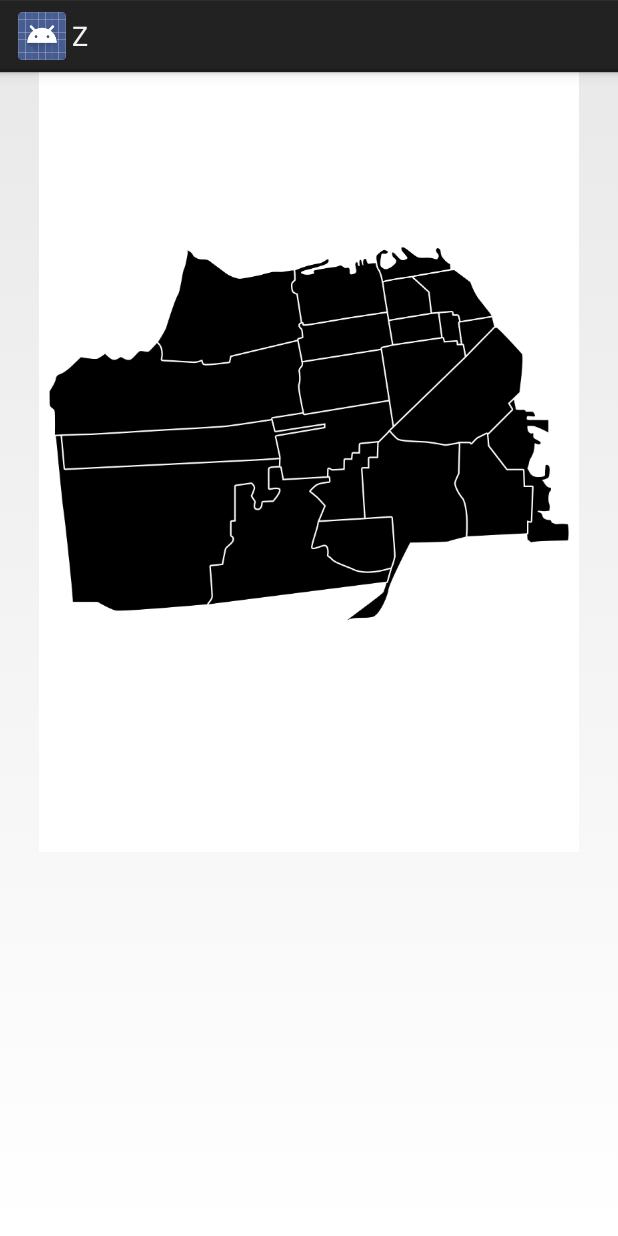
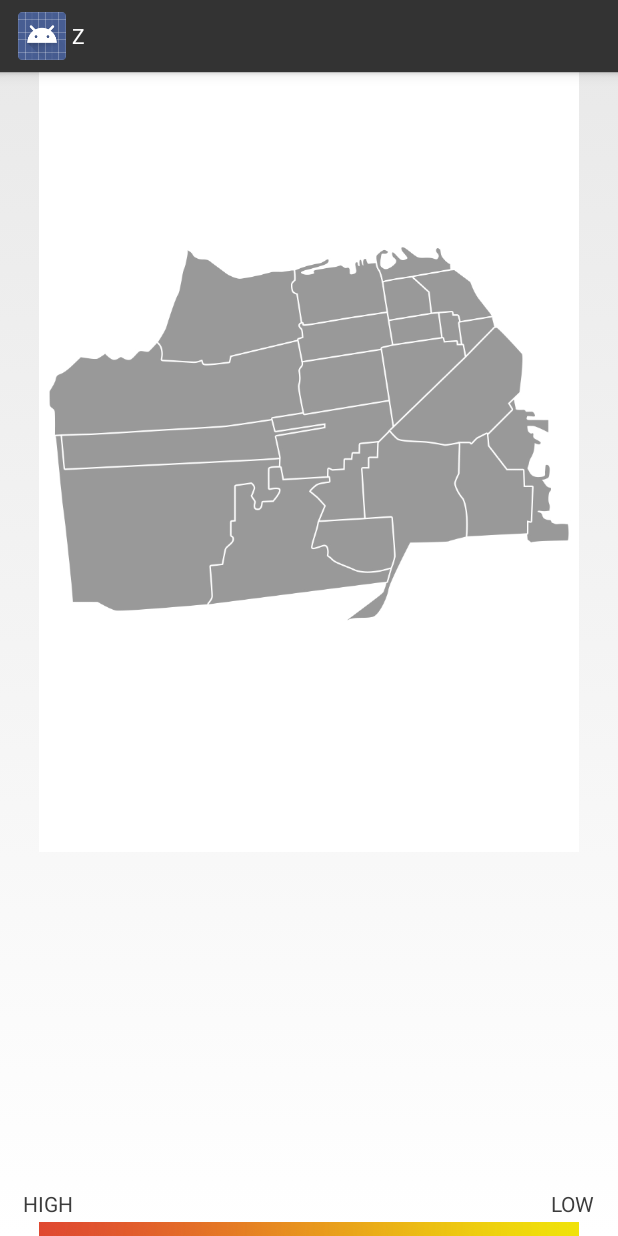
Before and after one commit to ashash3/zombies, an Android app: the fragment CurrentOutbreakTab shown on its own in the app's theme, on a phone screen of 412 x 824 dp. Run offline under Robolectric (Android 15) with nearby library versions, the phone set to English and light mode, and no system bars; 1 statement that could not run was skipped.

Commit message:
Adding styled tabs/navigation bar and outbreak statics hook to server

```diff
--- a/app/src/main/AndroidManifest.xml
+++ b/app/src/main/AndroidManifest.xml
@@ -7,12 +7,12 @@
     <application
         android:name=".ZombieApp"
         android:allowBackup="true"
-        android:icon="@drawable/ic_launcher"
+        android:icon="@drawable/z_logo"
         android:label="@string/app_name"
         android:theme="@style/ZombieTheme">
         <activity
             android:name=".MyActivity"
-            android:label="@string/app_name"
+            android:label="Infection Guide"
             android:screenOrientation="portrait">
             <intent-filter>
                 <action android:name="android.intent.action.MAIN" />
--- a/app/src/main/java/z/z/outbreak/CurrentOutbreakTab.java
+++ b/app/src/main/java/z/z/outbreak/CurrentOutbreakTab.java
@@ -2,12 +2,23 @@ package z.z.outbreak;
 
 import android.app.Fragment;
 import android.os.Bundle;
+import android.util.Log;
 import android.view.LayoutInflater;
 import android.view.View;
 import android.view.ViewGroup;
 import android.widget.TextView;
 
+import com.parse.FunctionCallback;
+import com.parse.ParseCloud;
+
+import org.json.JSONArray;
+import org.json.JSONException;
+import org.json.JSONObject;
+
 import java.lang.ref.WeakReference;
+import java.lang.reflect.Array;
+import java.util.HashMap;
+import java.util.Map;
 
 import z.z.MyActivity;
 import z.z.R;
@@ -19,6 +30,7 @@ import z.z.report.DistrictsDataSource;
 
 public class CurrentOutbreakTab extends Fragment {
 
+    private View mainView;
     private View sunsetTap;
     private View goldenGateTap;
     private View richmondTap;
@@ -42,11 +54,12 @@ public class CurrentOutbreakTab extends Fragment {
     private View northBeachTap;
     private View fishermanWharfTap;
     private TextView currentDistrict;
+    private HashMap<DistrictsDataSource.SFDistrict, Integer> zombieCountByDistrict;
 
     @Override
     public View onCreateView(LayoutInflater inflater, ViewGroup container,
                              Bundle savedInstanceState) {
-        View mainView = inflater.inflate(R.layout.current_outbreak_map, container, false);
+        mainView = inflater.inflate(R.layout.current_outbreak_map, container, false);
         sunsetTap = mainView.findViewById(R.id.sunset_tap);
         goldenGateTap = mainView.findViewById(R.id.golden_gate_tap);
         richmondTap = mainView.findViewById(R.id.richmond_tap);
@@ -73,8 +86,8 @@ public class CurrentOutbreakTab extends Fragment {
         sunsetTap.setOnClickListener(new DistrictClick(this, DistrictsDataSource.SFDistrict.SUNSET));
         goldenGateTap.setOnClickListener(new DistrictClick(this, DistrictsDataSource.SFDistrict.GOLDEN_GATE_PARK));
         richmondTap.setOnClickListener(new DistrictClick(this, DistrictsDataSource.SFDistrict.RICHMOND));
-        presidioTap.setOnClickListener(new DistrictClick(this, DistrictsDataSource.SFDistrict.PORTERO));
-        marinaTap.setOnClickListener(new DistrictClick(this, DistrictsDataSource.SFDistrict.PRESIDIO));
+        presidioTap.setOnClickListener(new DistrictClick(this, DistrictsDataSource.SFDistrict.PRESIDIO));
+        marinaTap.setOnClickListener(new DistrictClick(this, DistrictsDataSource.SFDistrict.MARINA));
         pacificHeightsTap.setOnClickListener(new DistrictClick(this, DistrictsDataSource.SFDistrict.PACIFIC_HEIGHTS));
         westernAdditionTap.setOnClickListener(new DistrictClick(this, DistrictsDataSource.SFDistrict.WESTERN_ADDITION));
         haightTap.setOnClickListener(new DistrictClick(this, DistrictsDataSource.SFDistrict.HAIGHT));
@@ -95,11 +108,43 @@ public class CurrentOutbreakTab extends Fragment {
 
         currentDistrict = (TextView) mainView.findViewById(R.id.current_district);
 
+        zombieCountByDistrict = new HashMap<DistrictsDataSource.SFDistrict, Integer>();
+
+        fetchOutbreakStatistics();
+
         return mainView;
     }
 
+    private void fetchOutbreakStatistics() {
+        Log.d("ASHLEY", "fetchOutbreakStatistics");
+        ParseCloud.callFunctionInBackground("getZombieCountsByDistrict", new HashMap<String, Object>(), new FunctionCallback<Map<String, Object>>() {
+            @Override
+            public void done(Map<String, Object> response, com.parse.ParseException e) {
+                Log.d("ASHLEY", "response: " + response);
+                Log.d("ASHLEY", "exception: " + e);
+                if (e == null) {
+                    updateHeatMap(response);
+                } else {
+                    // TODO: Add reloading logic
+                }
+            }
+        });
+    }
+
+    private void updateHeatMap(Map<String, Object> updatedData) {
+        for (String districtId : updatedData.keySet()) {
+            zombieCountByDistrict.put(DistrictsDataSource.SFDistrict.values()[Integer.parseInt(districtId)], (Integer) updatedData.get(districtId));
+            // TODO: Update the heat map with the correct color
+        }
+    }
+
     private void districtClicked(DistrictsDataSource.SFDistrict district) {
+        if (zombieCountByDistrict.isEmpty()) return;
         currentDistrict.setText(((MyActivity) getActivity()).getDistrictsDataSource().getDistrictName(district));
+        Log.d("ASHLEY", "zombie country by district: " + zombieCountByDistrict);
+        int zombieCount = zombieCountByDistrict.get(district);
+        ((TextView) mainView.findViewById(R.id.zombie_count)).setText(String.valueOf(zombieCount));
+        ((TextView) mainView.findViewById(R.id.reported_cases)).setText(zombieCount == 1 ? "reported case" : "reported cases");
     }
 
     private static class DistrictClick implements View.OnClickListener {
--- /dev/null
+++ b/app/src/main/res/drawable/actionbar_tab_indicator.xml
@@ -0,0 +1,6 @@
+<selector xmlns:android="http://schemas.android.com/apk/res/android">
+    <item android:state_selected="true"
+        android:drawable="@drawable/tab_bar_selected" />
+    <item android:state_selected="false"
+        android:drawable="@drawable/tab_bar_unselected" />
+</selector>
--- /dev/null
+++ b/app/src/main/res/drawable/tab_bar_selected.xml
@@ -0,0 +1,5 @@
+<?xml version="1.0" encoding="UTF-8"?>
+<shape xmlns:android="http://schemas.android.com/apk/res/android"
+    android:shape="rectangle">
+    <solid android:color="@color/selected_tab"/>
+</shape>
--- /dev/null
+++ b/app/src/main/res/drawable/tab_bar_unselected.xml
@@ -0,0 +1,7 @@
+<?xml version="1.0" encoding="UTF-8"?>
+<shape
+    xmlns:android="http://schemas.android.com/apk/res/android"
+    android:shape="rectangle">
+    <solid
+        android:color="@color/unselected_tab"/>
+</shape>
--- a/app/src/main/res/layout/current_outbreak_map.xml
+++ b/app/src/main/res/layout/current_outbreak_map.xml
@@ -169,4 +169,47 @@
             android:layout_marginTop="163dip"
             android:layout_marginLeft="269dip"/>
     </RelativeLayout>
+    <TextView
+        android:id="@+id/zombie_count"
+        android:layout_width="wrap_content"
+        android:layout_height="wrap_content"
+        android:textSize="28sp"
+        android:textColor="@color/black"
+        android:layout_centerHorizontal="true"
+        android:layout_alignParentBottom="true"
+        android:layout_marginBottom="80dip"/>
+    <TextView
+        android:id="@+id/reported_cases"
+        android:layout_width="wrap_content"
+        android:layout_height="wrap_content"
+        android:textSize="20sp"
+        android:textColor="@color/black"
+        android:layout_centerHorizontal="true"
+        android:layout_alignParentBottom="true"
+        android:layout_marginBottom="55dip"/>
+    <TextView
+        android:layout_width="wrap_content"
+        android:layout_height="wrap_content"
+        android:text="HIGH"
+        android:textSize="14sp"
+        android:layout_alignParentBottom="true"
+        android:layout_marginBottom="12dip"
+        android:layout_marginLeft="15dip"
+        android:textColor="#3C3C3C"/>
+    <TextView
+        android:layout_width="wrap_content"
+        android:layout_height="wrap_content"
+        android:text="LOW"
+        android:textSize="14sp"
+        android:layout_alignParentBottom="true"
+        android:layout_alignParentRight="true"
+        android:layout_marginBottom="12dip"
+        android:layout_marginRight="15dip"
+        android:textColor="#3C3C3C"/>
+    <View
+        android:layout_width="360dip"
+        android:layout_height="9dip"
+        android:layout_alignParentBottom="true"
+        android:layout_centerHorizontal="true"
+        android:background="@drawable/gradient"/>
 </RelativeLayout>
--- a/app/src/main/res/values/colors.xml
+++ b/app/src/main/res/values/colors.xml
@@ -3,4 +3,7 @@
     <color name="bright_blue">#0098D6</color>
     <color name="white">#FFFFFFFF</color>
     <color name="red">#FF0000</color>
+    <color name="black">#000000</color>
+    <color name="unselected_tab">#DF4931</color>
+    <color name="selected_tab">#B23A27</color>
 </resources>
--- a/app/src/main/res/values/styles.xml
+++ b/app/src/main/res/values/styles.xml
@@ -1,5 +1,15 @@
 <resources>
-    <style name="ZombieTabBar" parent="android:Widget.ActionBar.TabView">
-        <item name="android:background">@color/bright_blue</item>
+    <style name="ZombieActionBarTabStyle">
+        <item name="android:background">@drawable/actionbar_tab_indicator</item>
+    </style>
+    <style name="ZombieTabBar">
+        <item name="android:background">@color/unselected_tab</item>
+    </style>
+    <style name="ZombieActionBar" parent="android:Widget.ActionBar">
+        <item name="android:background">#333333</item>
+        <item name="android:titleTextStyle">@style/ZombieActionBarTitle</item>
+    </style>
+    <style name="ZombieActionBarTitle">
+        <item name="android:textColor">@color/white</item>
     </style>
 </resources>
--- a/app/src/main/res/values/themes.xml
+++ b/app/src/main/res/values/themes.xml
@@ -4,5 +4,7 @@
     <style name="ZombieTheme"
         parent="@android:style/Theme.Holo.Light.DarkActionBar">
         <item name="android:actionBarTabBarStyle">@style/ZombieTabBar</item>
+        <item name="android:actionBarTabStyle">@style/ZombieActionBarTabStyle</item>
+        <item name="android:actionBarStyle">@style/ZombieActionBar</item>
     </style>
 </resources>
```
Also changed, not shown: app/src/main/java/z/z/MyActivity.java (+20 -4 lines), app/src/main/res/layout/tab_view.xml (+22 -6 lines), app/src/main/res/drawable-xhdpi/full_map.jpg, app/src/main/res/drawable-xhdpi/gradient.jpg (added), app/src/main/res/drawable-xhdpi/icon_flag.png (added), app/src/main/res/drawable-xhdpi/icon_location.png (added), app/src/main/res/drawable-xhdpi/icon_pill.png (added), app/src/main/res/drawable-xhdpi/z_logo.png (added).
